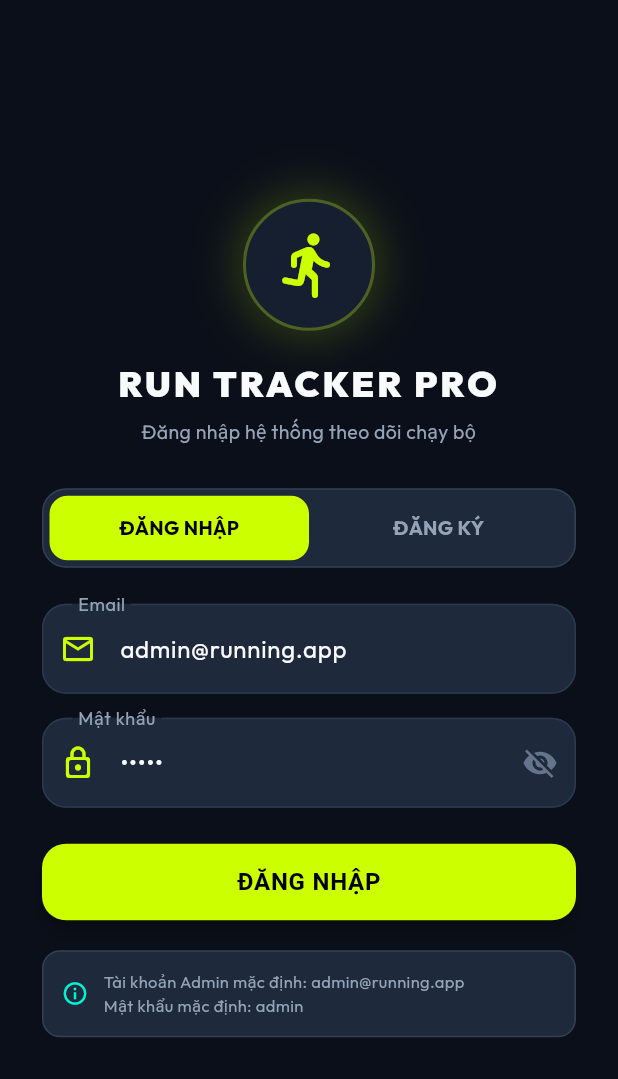
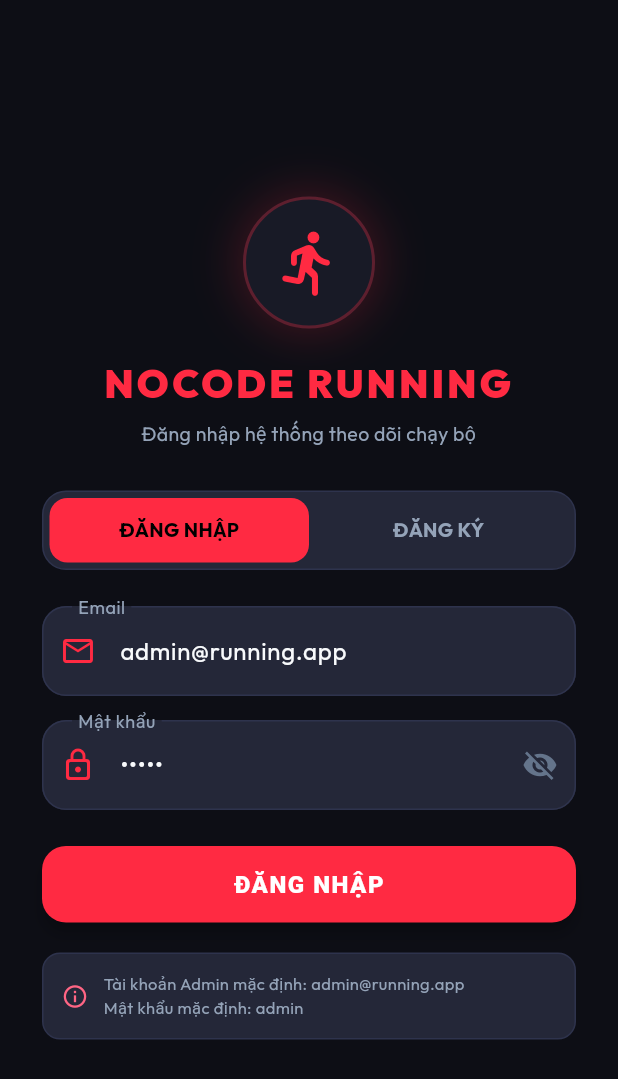
Before and after one commit to leliendaii/Nocodevn-Running, a Flutter app: the screen it shows after launch, on a phone screen of 412 x 824 dp. Shown: the top 1079 px of the screen. Run offline on Flutter 3.47's test engine with Material 3 defaults, Android fonts, the phone set to English and light mode, and no system bars; our stand-ins replace fl_chart, geolocator, google_fonts, supabase_flutter; accounts and stored records are empty.

Commit message:
Doi ten app thanh Nocode Running va cap nhat mau chu dao sang Do the thao

```diff
--- /dev/null
+++ b/devtools_options.yaml
@@ -0,0 +1,3 @@
+description: This file stores settings for Dart & Flutter DevTools.
+documentation: https://docs.flutter.dev/tools/devtools/extensions#configure-extension-enablement-states
+extensions:
--- a/lib/main.dart
+++ b/lib/main.dart
@@ -27,7 +27,7 @@ class RunningTrackerApp extends StatelessWidget {
       child: Consumer<AuthProvider>(
         builder: (context, auth, _) {
           return MaterialApp(
-            title: 'Run Tracker Pro',
+            title: 'Nocode Running',
             debugShowCheckedModeBanner: false,
             theme: AppTheme.darkTheme,
             home: auth.isAuthenticated ? const MainShell() : const LoginScreen(),
--- a/lib/screens/login_screen.dart
+++ b/lib/screens/login_screen.dart
@@ -126,13 +126,13 @@ class _LoginScreenState extends State<LoginScreen> {
                 ),
                 const SizedBox(height: 18),
                 const Text(
-                  'RUN TRACKER PRO',
+                  'NOCODE RUNNING',
                   textAlign: TextAlign.center,
                   style: TextStyle(
-                    fontSize: 24,
+                    fontSize: 26,
                     fontWeight: FontWeight.w900,
                     letterSpacing: 2.0,
-                    color: AppTheme.textPrimary,
+                    color: AppTheme.primaryNeon,
                   ),
                 ),
                 const SizedBox(height: 6),
--- a/lib/screens/running_screen.dart
+++ b/lib/screens/running_screen.dart
@@ -150,7 +150,7 @@ class _RunningScreenState extends State<RunningScreen> with SingleTickerProvider
 
     return Scaffold(
       appBar: AppBar(
-        title: const Text('RUN TRACKER'),
+        title: const Text('NOCODE RUNNING'),
         actions: [
           IconButton(
             tooltip: 'Đăng xuất',
--- a/lib/theme/app_theme.dart
+++ b/lib/theme/app_theme.dart
@@ -2,17 +2,17 @@ import 'package:flutter/material.dart';
 import 'package:google_fonts/google_fonts.dart';
 
 class AppTheme {
-  // Bảng màu thể thao công nghệ cao (Neon Sports Theme)
-  static const Color background = Color(0xFF0B0F19);
-  static const Color surface = Color(0xFF161F30);
-  static const Color surfaceLight = Color(0xFF1E293B);
-  static const Color primaryNeon = Color(0xFFCCFF00); // Xanh Neon thể thao
-  static const Color secondaryNeon = Color(0xFF00F5D4); // Cyan sáng
-  static const Color accentOrange = Color(0xFFFF5E36); // Cam nổi bật
+  // Bảng màu thể thao Đỏ Đậm Phong Cách Nocode Running (Racing Red Theme)
+  static const Color background = Color(0xFF0D0E15); // Nền đen sâu thẳm
+  static const Color surface = Color(0xFF181A26); // Thẻ bề mặt
+  static const Color surfaceLight = Color(0xFF242738); // Thẻ phụ
+  static const Color primaryNeon = Color(0xFFFF2A42); // Đỏ thể thao rực rỡ (Primary Red)
+  static const Color secondaryNeon = Color(0xFFFF6584); // Đỏ san hô sáng (Secondary Coral)
+  static const Color accentOrange = Color(0xFFFF5722); // Cam lửa thể thao
   static const Color textPrimary = Color(0xFFF8FAFC);
   static const Color textSecondary = Color(0xFF94A3B8);
   static const Color textMuted = Color(0xFF64748B);
-  static const Color divider = Color(0xFF334155);
+  static const Color divider = Color(0xFF2E334D);
   static const Color success = Color(0xFF10B981);
   static const Color danger = Color(0xFFEF4444);
 
@@ -27,8 +27,8 @@ class AppTheme {
         secondary: secondaryNeon,
         surface: surface,
         error: danger,
-        onPrimary: Colors.black,
-        onSecondary: Colors.black,
+        onPrimary: Colors.white,
+        onSecondary: Colors.white,
         onSurface: textPrimary,
       ),
       textTheme: GoogleFonts.outfitTextTheme(
@@ -45,8 +45,8 @@ class AppTheme {
         titleTextStyle: TextStyle(
           color: textPrimary,
           fontSize: 20,
-          fontWeight: FontWeight.bold,
-          letterSpacing: 0.5,
+          fontWeight: FontWeight.w900,
+          letterSpacing: 1.0,
         ),
       ),
       cardTheme: CardThemeData(
@@ -54,13 +54,13 @@ class AppTheme {
         elevation: 0,
         shape: RoundedRectangleBorder(
           borderRadius: BorderRadius.circular(20),
-          side: const BorderSide(color: Color(0xFF243247), width: 1),
+          side: const BorderSide(color: Color(0xFF2A2E45), width: 1),
         ),
       ),
       elevatedButtonTheme: ElevatedButtonThemeData(
         style: ElevatedButton.styleFrom(
           backgroundColor: primaryNeon,
-          foregroundColor: Colors.black,
+          foregroundColor: Colors.white,
           elevation: 4,
           padding: const EdgeInsets.symmetric(horizontal: 24, vertical: 16),
           shape: RoundedRectangleBorder(
@@ -68,8 +68,8 @@ class AppTheme {
           ),
           textStyle: const TextStyle(
             fontSize: 16,
-            fontWeight: FontWeight.bold,
-            letterSpacing: 0.5,
+            fontWeight: FontWeight.w900,
+            letterSpacing: 1.0,
           ),
         ),
       ),
@@ -93,7 +93,7 @@ class AppTheme {
         ),
         enabledBorder: OutlineInputBorder(
           borderRadius: BorderRadius.circular(16),
-          borderSide: const BorderSide(color: Color(0xFF2A3950), width: 1),
+          borderSide: const BorderSide(color: Color(0xFF2E334D), width: 1),
         ),
         focusedBorder: OutlineInputBorder(
           borderRadius: BorderRadius.circular(16),
```
Also changed, not shown: 3 other files.
